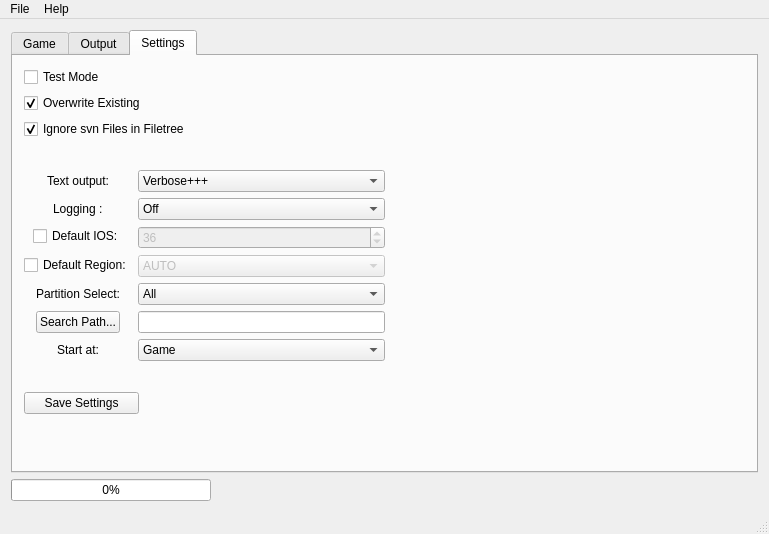
The window that mainwindow.ui (giantpune/qtwitgui) describes before a commit, drawn with Qt 5.
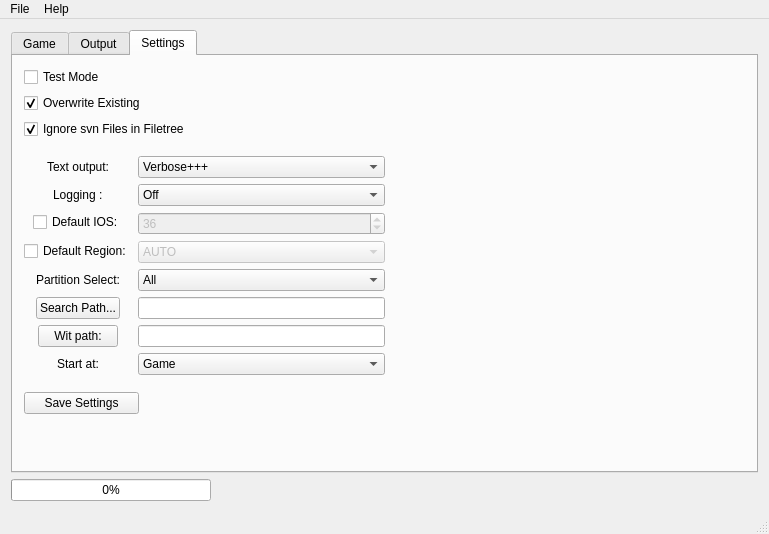
The same window after the commit. The open tabs and pages were chosen to show the change.

Commit message: * add setting to change path for wit * change settings path to "<home directory>/QtWitGui.ini" * except as argv[ 1 ] a path to open on startup

Diff of the .ui file:
```diff
--- a/mainwindow.ui
+++ b/mainwindow.ui
@@ -661,7 +661,7 @@
               </property>
              </widget>
             </item>
-            <item row="6" column="0">
+            <item row="7" column="0">
              <widget class="QLabel" name="label_7">
               <property name="toolTip">
                <string>Where to start this program</string>
@@ -671,7 +671,7 @@
               </property>
              </widget>
             </item>
-            <item row="6" column="1">
+            <item row="7" column="1">
              <widget class="QComboBox" name="startupTab_combobox">
               <property name="minimumSize">
                <size>
@@ -800,6 +800,16 @@
               </item>
              </widget>
             </item>
+            <item row="6" column="0">
+             <widget class="QPushButton" name="pushButton_wit">
+              <property name="text">
+               <string>Wit path:</string>
+              </property>
+             </widget>
+            </item>
+            <item row="6" column="1">
+             <widget class="QLineEdit" name="lineEdit_wit"/>
+            </item>
            </layout>
           </item>
           <item>
```
Left out of the diff: 2 changed lines with no effect on the pictures. The commit also changes 9 other files.
